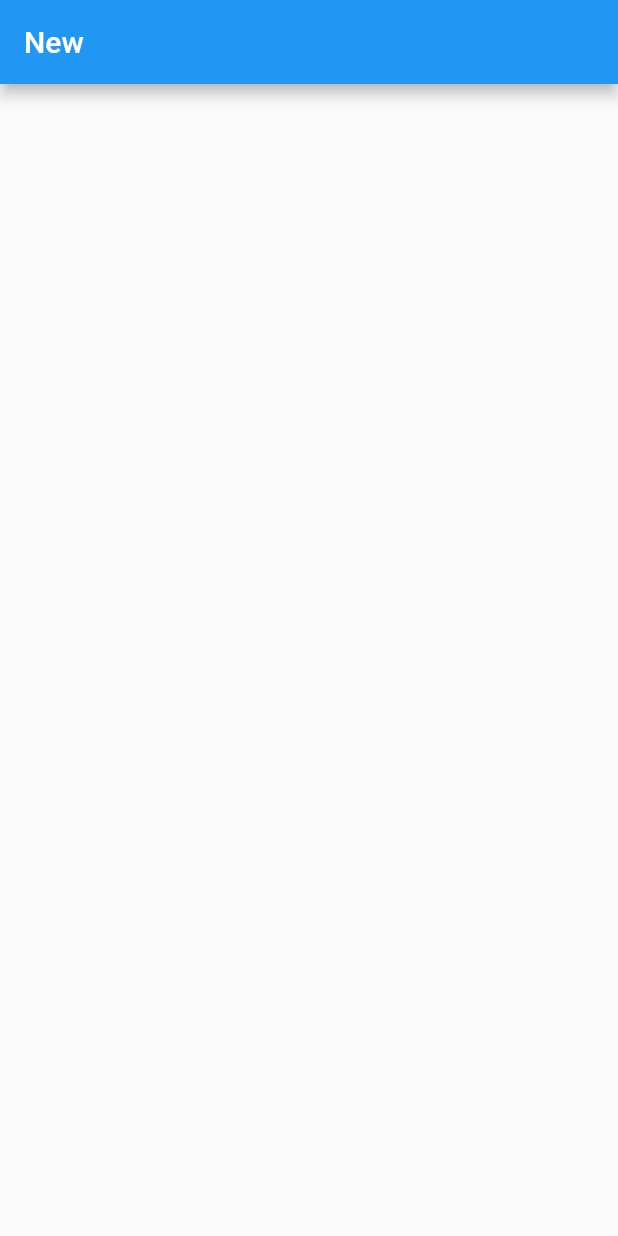
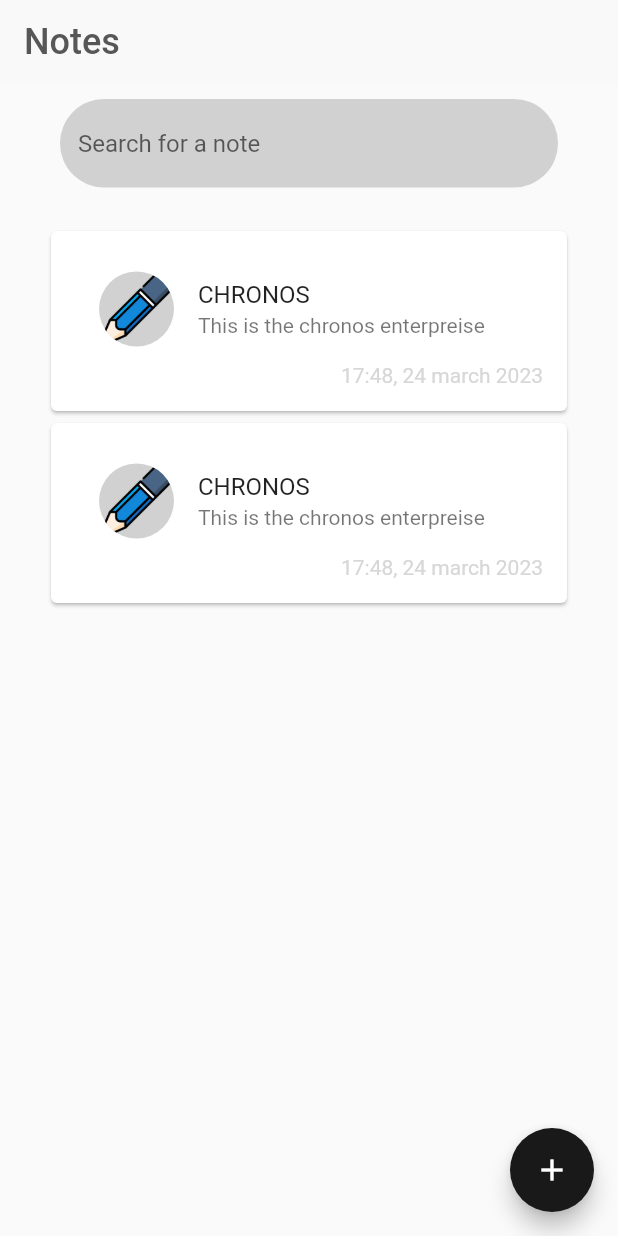
Before and after one commit to Morel-D/Blog-Note, a Flutter app: the screen it shows after launch, on a phone screen of 412 x 824 dp. Run offline on Flutter 3.47's test engine with Material 2 defaults, Android fonts, the phone set to English and light mode, and no system bars.

Commit message:
Home design

```diff
--- a/lib/Pages/home.dart
+++ b/lib/Pages/home.dart
@@ -11,7 +11,98 @@ class _HomeState extends State<Home> {
   @override
   Widget build(BuildContext context) {
     return Scaffold(
-      appBar: AppBar(title: Text('New')),
+      floatingActionButton: FloatingActionButton(
+        onPressed: () {},
+        backgroundColor: Color.fromARGB(255, 25, 25, 25),
+        child: Icon(Icons.add),
+      ),
+      appBar: AppBar(
+        title: Text(
+          'Notes',
+          style:
+              TextStyle(color: Color.fromARGB(255, 87, 87, 87), fontSize: 24),
+        ),
+        backgroundColor: Color.fromARGB(255, 249, 249, 249),
+        elevation: 0,
+      ),
+      body: Padding(
+        padding: const EdgeInsets.fromLTRB(30, 10, 30, 30),
+        child: Column(
+          children: [
+            Padding(
+              padding: const EdgeInsets.fromLTRB(10, 0, 10, 0),
+              child: TextFormField(
+                decoration: InputDecoration(
+                    fillColor: Color.fromARGB(255, 209, 209, 209),
+                    filled: true,
+                    // icon: Icon(Icons.search),
+                    enabledBorder: OutlineInputBorder(
+                        borderRadius: BorderRadius.circular(30),
+                        borderSide: BorderSide(color: Colors.transparent)),
+                    focusedBorder: OutlineInputBorder(
+                        borderRadius: BorderRadius.circular(30),
+                        borderSide: BorderSide(color: Colors.transparent)),
+                    hintText: "Search for a note"),
+              ),
+            ),
+            SizedBox(height: 25),
+            Card(
+                child: Padding(
+              padding: const EdgeInsets.all(16.0),
+              child: Column(
+                children: [
+                  ListTile(
+                    leading: CircleAvatar(
+                      radius: 25.0,
+                      backgroundColor: Color.fromARGB(255, 209, 209, 209),
+                      backgroundImage: AssetImage('assets/pen.png'),
+                    ),
+                    title: Text('CHRONOS'),
+                    subtitle: Text('This is the chronos enterpreise'),
+                  ),
+                  Row(
+                    mainAxisAlignment: MainAxisAlignment.end,
+                    children: [
+                      Text(
+                        '17:48, 24 march 2023',
+                        style: TextStyle(
+                            color: Color.fromARGB(255, 215, 215, 215)),
+                      )
+                    ],
+                  )
+                ],
+              ),
+            )),
+            Card(
+                child: Padding(
+              padding: const EdgeInsets.all(16.0),
+              child: Column(
+                children: [
+                  ListTile(
+                    leading: CircleAvatar(
+                      radius: 25.0,
+                      backgroundColor: Color.fromARGB(255, 209, 209, 209),
+                      backgroundImage: AssetImage('assets/pen.png'),
+                    ),
+                    title: Text('CHRONOS'),
+                    subtitle: Text('This is the chronos enterpreise'),
+                  ),
+                  Row(
+                    mainAxisAlignment: MainAxisAlignment.end,
+                    children: [
+                      Text(
+                        '17:48, 24 march 2023',
+                        style: TextStyle(
+                            color: Color.fromARGB(255, 215, 215, 215)),
+                      )
+                    ],
+                  )
+                ],
+              ),
+            ))
+          ],
+        ),
+      ),
     );
   }
 }
--- a/pubspec.yaml
+++ b/pubspec.yaml
@@ -59,8 +59,8 @@ flutter:
   uses-material-design: true
 
   # To add assets to your application, add an assets section, like this:
-  # assets:
-  #   - images/a_dot_burr.jpeg
+  assets:
+    - assets/
   #   - images/a_dot_ham.jpeg
 
   # An image asset can refer to one or more resolution-specific "variants", see
```
Also changed, not shown: assets/pen.png (added).
